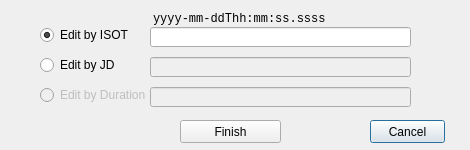
First picture: the form in source/ui/edittimedialog.ui, repository whiskie14142/SolarSystemVoyager, before the edit.
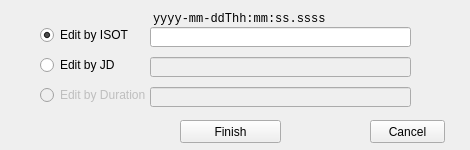
Second picture: the form after the edit.

Diff of the .ui file:
```diff
--- a/source/ui/edittimedialog.ui
+++ b/source/ui/edittimedialog.ui
@@ -43,6 +43,9 @@
    <property name="text">
     <string>Cancel</string>
    </property>
+   <property name="autoDefault">
+    <bool>false</bool>
+   </property>
   </widget>
   <widget class="QPushButton" name="finishbutton">
    <property name="geometry">
@@ -56,6 +59,9 @@
    <property name="text">
     <string>Finish</string>
    </property>
+   <property name="autoDefault">
+    <bool>false</bool>
+   </property>
   </widget>
   <widget class="QRadioButton" name="radioISOT">
    <property name="geometry">
```
